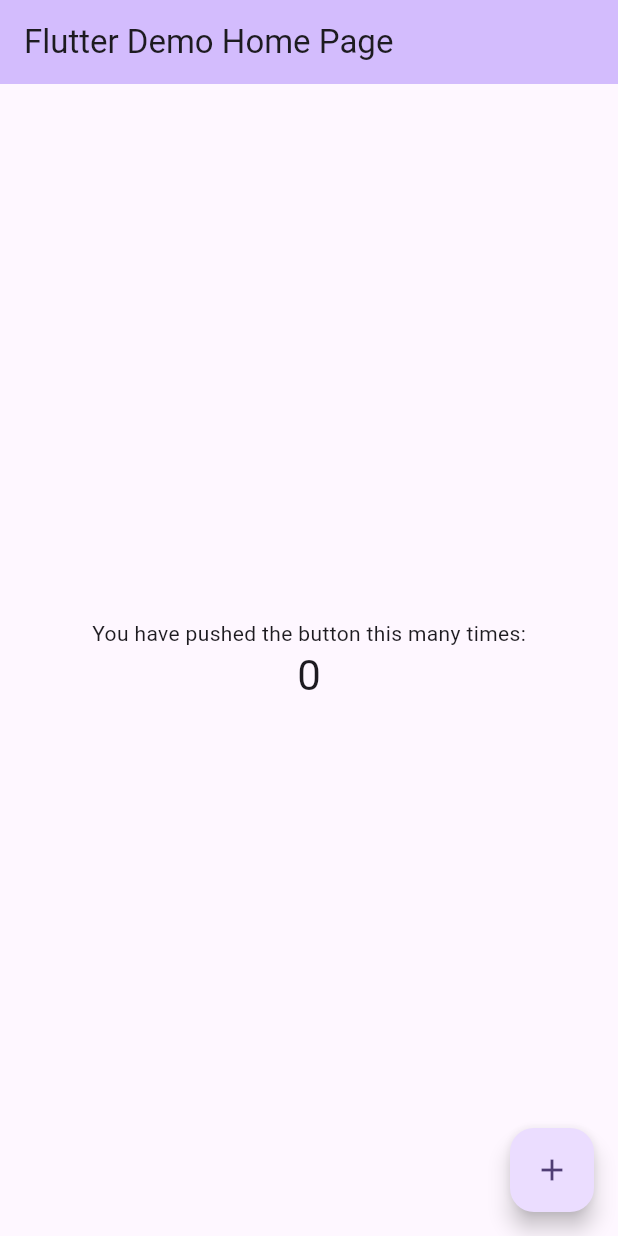
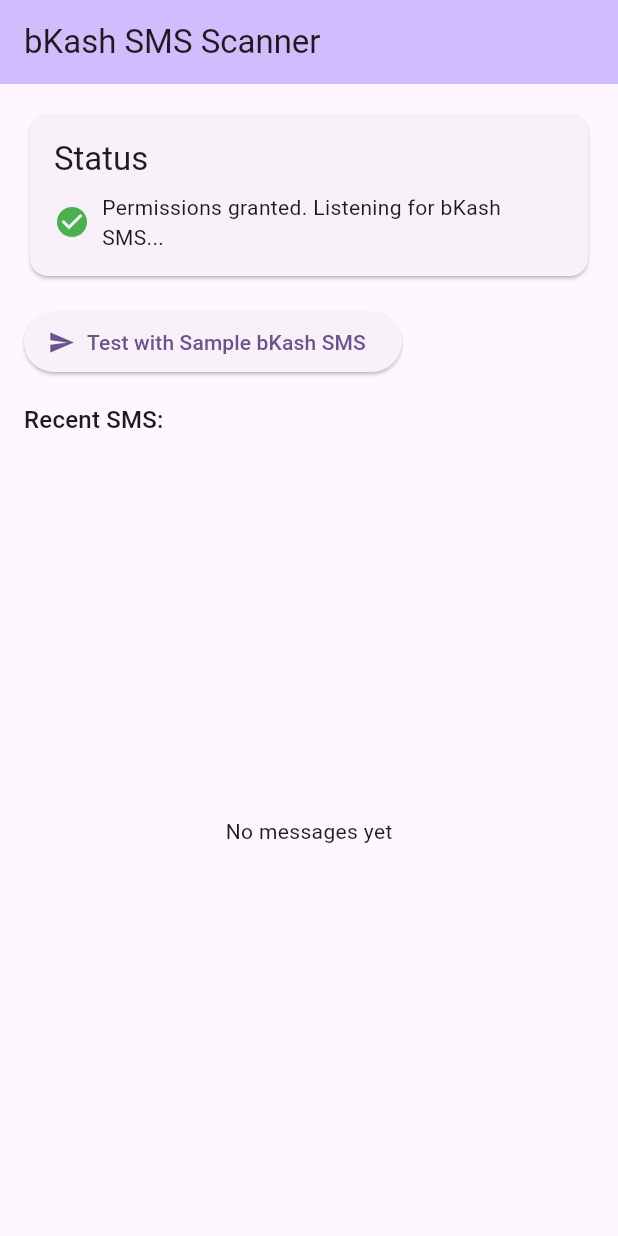
Before and after one commit to Sabir-Islam-Khan/sms_scanner, a Flutter app: the screen it shows after launch, on a phone screen of 412 x 824 dp. Run offline on Flutter 3.47's test engine with Material 3 defaults, Android fonts, the phone set to English and light mode, and no system bars; our stand-ins replace permission_handler; missing offline and left inert: telephony.

Commit message:
Add bKash SMS scanner with API integration
Implemented automatic monitoring and parsing of incoming bKash SMS messages using the telephony and permission_handler packages. Parsed transaction details (amount and TrxID) are sent to a remote API endpoint. Updated Android permissions, added required dependencies, and improved the README with usage instructions and feature details. Added Podfiles for iOS and macOS, and updated platform-specific configuration files for plugin support.

```diff
--- a/lib/main.dart
+++ b/lib/main.dart
@@ -1,51 +1,113 @@
 import 'package:flutter/material.dart';
+import 'package:telephony/telephony.dart';
+import 'package:http/http.dart' as http;
+import 'dart:convert';
+import 'package:permission_handler/permission_handler.dart';
 
 void main() {
   runApp(const MyApp());
 }
 
+// Background message handler - must be a top-level function
+@pragma('vm:entry-point')
+void backgroundMessageHandler(SmsMessage message) {
+  // Process the SMS in background
+  _processSms(message);
+}
+
+// Process SMS and send to API
+void _processSms(SmsMessage message) async {
+  String? sender = message.address;
+  String? body = message.body;
+
+  if (body == null || sender == null) return;
+
+  // Check if the SMS is from bKash
+  if (body.toLowerCase().contains('bkash') ||
+      body.toLowerCase().contains('trxid')) {
+    print('Received bKash SMS: $body');
+
+    // Parse amount and transaction ID
+    Map<String, dynamic>? data = parseBkashSms(body);
+
+    if (data != null) {
+      // Send to API
+      await sendToApi(data['amount'], data['trxId']);
+    }
+  }
+}
+
+// Parse bKash SMS to extract amount and TrxID
+Map<String, dynamic>? parseBkashSms(String smsBody) {
+  try {
+    // Example SMS: You have received Tk 2,000.00 from 01776800874. Fee Tk 0.00. Balance Tk 5,087.84. TrxID CLP5GGO1NZ at 25/12/2025 19:18
+
+    // Extract amount - looking for "received Tk X.XX"
+    RegExp amountRegex = RegExp(r'received Tk\s*([\d,]+\.?\d*)');
+    Match? amountMatch = amountRegex.firstMatch(smsBody);
+
+    // Extract TrxID - looking for "TrxID XXXXXXXXXX"
+    RegExp trxIdRegex = RegExp(r'TrxID\s+([A-Z0-9]+)');
+    Match? trxIdMatch = trxIdRegex.firstMatch(smsBody);
+
+    if (amountMatch != null && trxIdMatch != null) {
+      String amountStr = amountMatch.group(1)!.replaceAll(',', '');
+      double amount = double.parse(amountStr);
+      String trxId = trxIdMatch.group(1)!;
+
+      print('Parsed - Amount: $amount, TrxID: $trxId');
+
+      return {'amount': amount, 'trxId': trxId};
+    }
+  } catch (e) {
+    print('Error parsing SMS: $e');
+  }
+
+  return null;
+}
+
+// Send transaction data to API
+Future<void> sendToApi(double amount, String trxId) async {
+  try {
+    final url = Uri.parse('http://143.244.191.183:3003/transactions');
+
+    final response = await http.post(
+      url,
+      headers: {'Content-Type': 'application/json'},
+      body: jsonEncode({
+        'transaction_id': trxId,
+        'amount': amount,
+        'method': 'BKASH',
+      }),
+    );
+
+    if (response.statusCode == 200 || response.statusCode == 201) {
+      print('Successfully sent to API: TrxID=$trxId, Amount=$amount');
+    } else {
+      print('API Error: ${response.statusCode} - ${response.body}');
+    }
+  } catch (e) {
+    print('Error sending to API: $e');
+  }
+}
+
 class MyApp extends StatelessWidget {
   const MyApp({super.key});
 
-  // This widget is the root of your application.
   @override
   Widget build(BuildContext context) {
     return MaterialApp(
-      title: 'Flutter Demo',
+      title: 'SMS Scanner',
       theme: ThemeData(
-        // This is the theme of your application.
-        //
-        // TRY THIS: Try running your application with "flutter run". You'll see
-        // the application has a purple toolbar. Then, without quitting the app,
-        // try changing the seedColor in the colorScheme below to Colors.green
-        // and then invoke "hot reload" (save your changes or press the "hot
-        // reload" button in a Flutter-supported IDE, or press "r" if you used
-        // the command line to start the app).
-        //
-        // Notice that the counter didn't reset back to zero; the application
-        // state is not lost during the reload. To reset the state, use hot
-        // restart instead.
-        //
-        // This works for code too, not just values: Most code changes can be
-        // tested with just a hot reload.
-        colorScheme: .fromSeed(seedColor: Colors.deepPurple),
+        colorScheme: ColorScheme.fromSeed(seedColor: Colors.deepPurple),
       ),
-      home: const MyHomePage(title: 'Flutter Demo Home Page'),
+      home: const MyHomePage(title: 'bKash SMS Scanner'),
     );
   }
 }
 
 class MyHomePage extends StatefulWidget {
   const MyHomePage({super.key, required this.title});
-
-  // This widget is the home page of your application. It is stateful, meaning
-  // that it has a State object (defined below) that contains fields that affect
-  // how it looks.
-
-  // This class is the configuration for the state. It holds the values (in this
-  // case the title) provided by the parent (in this case the App widget) and
-  // used by the build method of the State. Fields in a Widget subclass are
-  // always marked "final".
 
   final String title;
 
@@ -54,69 +116,152 @@
 }
 
 class _MyHomePageState extends State<MyHomePage> {
-  int _counter = 0;
+  final Telephony telephony = Telephony.instance;
+  bool _permissionsGranted = false;
+  String _status = 'Checking permissions...';
+  List<String> _recentMessages = [];
 
-  void _incrementCounter() {
-    setState(() {
-      // This call to setState tells the Flutter framework that something has
-      // changed in this State, which causes it to rerun the build method below
-      // so that the display can reflect the updated values. If we changed
-      // _counter without calling setState(), then the build method would not be
-      // called again, and so nothing would appear to happen.
-      _counter++;
-    });
+  @override
+  void initState() {
+    super.initState();
+    _requestPermissions();
+  }
+
+  Future<void> _requestPermissions() async {
+    // Request SMS permissions
+    final smsStatus = await Permission.sms.request();
+    final phoneStatus = await Permission.phone.request();
+
+    if (smsStatus.isGranted && phoneStatus.isGranted) {
+      setState(() {
+        _permissionsGranted = true;
+        _status = 'Permissions granted. Listening for bKash SMS...';
+      });
+
+      // Start listening for SMS
+      _startListening();
+    } else {
+      setState(() {
+        _permissionsGranted = false;
+        _status = 'Permissions denied. Please grant SMS permissions.';
+      });
+    }
+  }
+
+  void _startListening() {
+    // Listen for incoming SMS in foreground
+    telephony.listenIncomingSms(
+      onNewMessage: (SmsMessage message) {
+        _processSms(message);
+        setState(() {
+          _recentMessages.insert(
+            0,
+            'From: ${message.address}\n${message.body}\n---',
+          );
+          if (_recentMessages.length > 10) {
+            _recentMessages.removeLast();
+          }
+        });
+      },
+      onBackgroundMessage: backgroundMessageHandler,
+      listenInBackground: true,
+    );
+  }
+
+  Future<void> _testWithSampleSms() async {
+    String sampleSms =
+        'You have received Tk 2,000.00 from 01776800874. Fee Tk 0.00. Balance Tk 5,087.84. TrxID CLP5GGO1NZ at 25/12/2025 19:18';
+
+    Map<String, dynamic>? data = parseBkashSms(sampleSms);
+
+    if (data != null) {
+      await sendToApi(data['amount'], data['trxId']);
+
+      setState(() {
+        _recentMessages.insert(0, 'TEST SMS:\n$sampleSms\n---');
+      });
+
+      ScaffoldMessenger.of(context).showSnackBar(
+        SnackBar(
+          content: Text(
+            'Test SMS processed! Amount: ${data['amount']}, TrxID: ${data['trxId']}',
+          ),
+        ),
+      );
+    }
   }
 
   @override
   Widget build(BuildContext context) {
-    // This method is rerun every time setState is called, for instance as done
-    // by the _incrementCounter method above.
-    //
-    // The Flutter framework has been optimized to make rerunning build methods
-    // fast, so that you can just rebuild anything that needs updating rather
-    // than having to individually change instances of widgets.
     return Scaffold(
       appBar: AppBar(
-        // TRY THIS: Try changing the color here to a specific color (to
-        // Colors.amber, perhaps?) and trigger a hot reload to see the AppBar
-        // change color while the other colors stay the same.
         backgroundColor: Theme.of(context).colorScheme.inversePrimary,
-        // Here we take the value from the MyHomePage object that was created by
-        // the App.build method, and use it to set our appbar title.
         title: Text(widget.title),
       ),
-      body: Center(
-        // Center is a layout widget. It takes a single child and positions it
-        // in the middle of the parent.
+      body: Padding(
+        padding: const EdgeInsets.all(16.0),
         child: Column(
-          // Column is also a layout widget. It takes a list of children and
-          // arranges them vertically. By default, it sizes itself to fit its
-          // children horizontally, and tries to be as tall as its parent.
-          //
-          // Column has various properties to control how it sizes itself and
-          // how it positions its children. Here we use mainAxisAlignment to
-          // center the children vertically; the main axis here is the vertical
-          // axis because Columns are vertical (the cross axis would be
-          // horizontal).
-          //
-          // TRY THIS: Invoke "debug painting" (choose the "Toggle Debug Paint"
-          // action in the IDE, or press "p" in the console), to see the
-          // wireframe for each widget.
-          mainAxisAlignment: .center,
+          crossAxisAlignment: CrossAxisAlignment.start,
           children: [
-            const Text('You have pushed the button this many times:'),
-            Text(
-              '$_counter',
-              style: Theme.of(context).textTheme.headlineMedium,
+            Card(
+              child: Padding(
+                padding: const EdgeInsets.all(16.0),
+                child: Column(
+                  crossAxisAlignment: CrossAxisAlignment.start,
+                  children: [
+                    Text(
+                      'Status',
+                      style: Theme.of(context).textTheme.titleLarge,
+                    ),
+                    const SizedBox(height: 8),
+                    Row(
+                      children: [
+                        Icon(
+                          _permissionsGranted
+                              ? Icons.check_circle
+                              : Icons.error,
+                          color: _permissionsGranted
+                              ? Colors.green
+                              : Colors.red,
+                        ),
+                        const SizedBox(width: 8),
+                        Expanded(child: Text(_status)),
+                      ],
+                    ),
+                  ],
+                ),
+              ),
+            ),
+            const SizedBox(height: 16),
+            ElevatedButton.icon(
+              onPressed: _testWithSampleSms,
+              icon: const Icon(Icons.send),
+              label: const Text('Test with Sample bKash SMS'),
+            ),
+            const SizedBox(height: 16),
+            Text('Recent SMS:', style: Theme.of(context).textTheme.titleMedium),
+            const SizedBox(height: 8),
+            Expanded(
+              child: _recentMessages.isEmpty
+                  ? const Center(child: Text('No messages yet'))
+                  : ListView.builder(
+                      itemCount: _recentMessages.length,
+                      itemBuilder: (context, index) {
+                        return Card(
+                          child: Padding(
+                            padding: const EdgeInsets.all(8.0),
+                            child: Text(
+                              _recentMessages[index],
+                              style: const TextStyle(fontSize: 12),
+                            ),
+                          ),
+                        );
+                      },
+                    ),
             ),
           ],
         ),
       ),
-      floatingActionButton: FloatingActionButton(
-        onPressed: _incrementCounter,
-        tooltip: 'Increment',
-        child: const Icon(Icons.add),
-      ),
     );
   }
 }
--- a/pubspec.yaml
+++ b/pubspec.yaml
@@ -34,6 +34,9 @@
   # The following adds the Cupertino Icons font to your application.
   # Use with the CupertinoIcons class for iOS style icons.
   cupertino_icons: ^1.0.8
+  telephony: ^0.2.0
+  http: ^1.1.0
+  permission_handler: ^11.0.1
 
 dev_dependencies:
   flutter_test:
```
Also changed, not shown: pubspec.lock, 10 other files.
